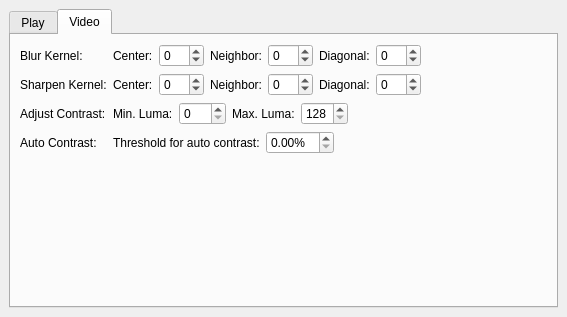
Old version of the form src/cmplayer/ui/pref_widget.ui in the repository bylee20/cmplayer-kldp.net.
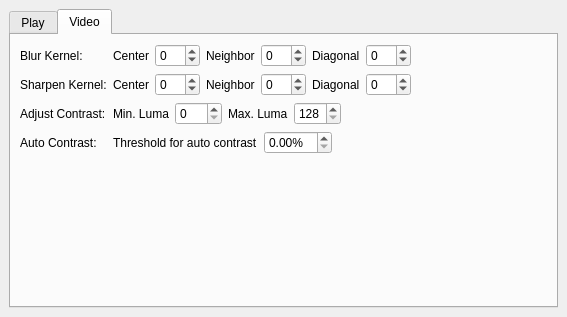
New version of the form. The open tabs and pages were chosen to show the change. Icons and pictures are not drawn. Custom widgets are drawn as their Qt base class.

What changed in the file:
```diff
--- a/src/cmplayer/ui/pref_widget.ui
+++ b/src/cmplayer/ui/pref_widget.ui
@@ -199,7 +199,7 @@
                <item>
                 <widget class="QLabel" name="label_31">
                  <property name="text">
-                  <string>Center:</string>
+                  <string>Center</string>
                  </property>
                 </widget>
                </item>
@@ -213,7 +213,7 @@
                <item>
                 <widget class="QLabel" name="label_32">
                  <property name="text">
-                  <string>Neighbor:</string>
+                  <string>Neighbor</string>
                  </property>
                 </widget>
                </item>
@@ -227,7 +227,7 @@
                <item>
                 <widget class="QLabel" name="label_33">
                  <property name="text">
-                  <string>Diagonal:</string>
+                  <string>Diagonal</string>
                  </property>
                 </widget>
                </item>
@@ -252,7 +252,7 @@
                <item>
                 <widget class="QLabel" name="label_35">
                  <property name="text">
-                  <string>Center:</string>
+                  <string>Center</string>
                  </property>
                 </widget>
                </item>
@@ -266,7 +266,7 @@
                <item>
                 <widget class="QLabel" name="label_36">
                  <property name="text">
-                  <string>Neighbor:</string>
+                  <string>Neighbor</string>
                  </property>
                 </widget>
                </item>
@@ -280,7 +280,7 @@
                <item>
                 <widget class="QLabel" name="label_37">
                  <property name="text">
-                  <string>Diagonal:</string>
+                  <string>Diagonal</string>
                  </property>
                 </widget>
                </item>
@@ -305,7 +305,7 @@
                <item>
                 <widget class="QLabel" name="label_28">
                  <property name="text">
-                  <string>Min. Luma:</string>
+                  <string>Min. Luma</string>
                  </property>
                 </widget>
                </item>
@@ -322,7 +322,7 @@
                <item>
                 <widget class="QLabel" name="label_29">
                  <property name="text">
-                  <string>Max. Luma:</string>
+                  <string>Max. Luma</string>
                  </property>
                 </widget>
                </item>
@@ -353,7 +353,7 @@
                <item>
                 <widget class="QLabel" name="label_26">
                  <property name="text">
-                  <string>Threshold for auto contrast:</string>
+                  <string>Threshold for auto contrast</string>
                  </property>
                 </widget>
                </item>
```
Left out of the diff: 12 changed lines with no effect on the pictures.
